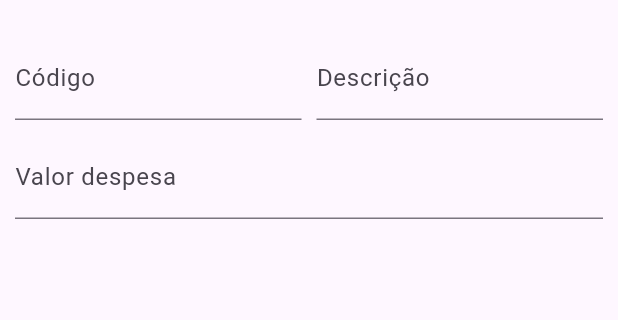
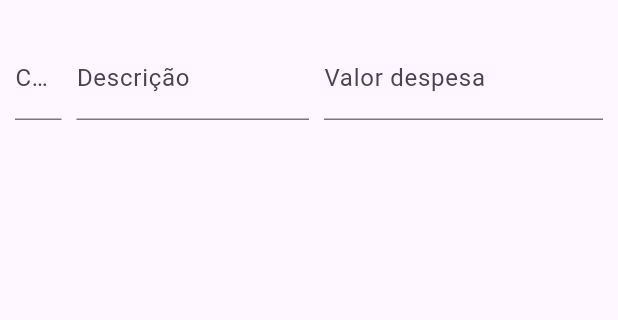
Before and after one commit to jcsoares22/projetoCustoOriginal, a Flutter app: the Despesas screen opened by its route, on a phone screen of 412 x 824 dp, the part 63-383 px from its top. Run offline on Flutter 3.47's test engine with Material 3 defaults, Android fonts, the phone set to English and light mode, and no system bars.

Commit message:
commit
commit

```diff
--- a/lib/pages/despesas.dart
+++ b/lib/pages/despesas.dart
@@ -36,9 +36,9 @@ class _DespesasState extends State<Despesas> {
             Row(
               children: <Widget>[
                 Expanded(
+                  flex: 1,
                   child: TextFormField(
                     cursorWidth: 50,
-
                     controller: _codigoController,
                     decoration: const InputDecoration(labelText: 'Código'),
                     validator: (value) {
@@ -51,6 +51,7 @@ class _DespesasState extends State<Despesas> {
                 ),
                 SizedBox(width: 10), // Espaço entre os campos
                 Expanded(
+                  flex: 5,
                   child: TextFormField(
                     controller: _descricaoController,
                     decoration: const InputDecoration(labelText: 'Descrição'),
@@ -62,12 +63,13 @@ class _DespesasState extends State<Despesas> {
                     },
                   ),
                 ),
-              ],
-            ),
-            SizedBox(height: 10), // Espaço entre as linhas de formulário
-            TextFormField(
+                SizedBox(width: 10),
+                Expanded(
+                  flex: 6,
+                  child: TextFormField(
                     controller: _valorDespesaController,
-              decoration: const InputDecoration(labelText: 'Valor despesa'),
+                    decoration:
+                        const InputDecoration(labelText: 'Valor despesa'),
                     validator: (value) {
                       if (value == null || value.isEmpty) {
                         return 'Por favor, insira o Valor da despesa';
@@ -75,6 +77,11 @@ class _DespesasState extends State<Despesas> {
                       return null;
                     },
                   ),
+                ),
+              ],
+            ),
+
+            ///  SizedBox(height: 10), // Espaço entre as linhas de formulário
           ],
         ),
       ),
--- a/lib/pages/produtos.dart
+++ b/lib/pages/produtos.dart
@@ -36,8 +36,8 @@ class _ProdutosState extends State<Produtos> {
               Row(
                 children: <Widget>[
                   Expanded(
+                    flex: 1,
                     child: TextFormField(
-                      cursorWidth: 50,
                       controller: _codigoController,
                       decoration: const InputDecoration(labelText: 'Código'),
                       validator: (value) {
@@ -50,6 +50,7 @@ class _ProdutosState extends State<Produtos> {
                   ),
                   SizedBox(width: 10), // Espaço entre os campos
                   Expanded(
+                    flex: 10,
                     child: TextFormField(
                       controller: _descricaoController,
                       decoration: const InputDecoration(labelText: 'Descrição'),
```
Lines whose indentation alone changed are shown as unchanged.
